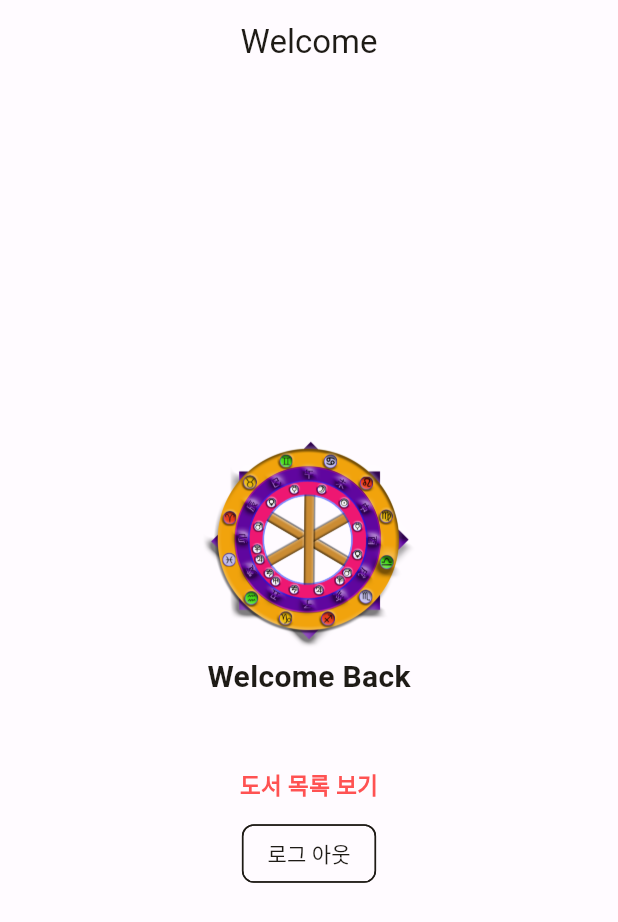
After one commit to paxFortuna/book-list-app, a Flutter app: the HomeScreen screen opened directly, on a phone screen of 412 x 824 dp. The commit adds this screen. Shown: the top 922 px of the screen. Run offline on Flutter 3.47's test engine with Material 2 defaults, Android fonts, the phone set to English and light mode, and no system bars; our stand-ins replace cloud_firestore, firebase_auth, firebase_core, firebase_storage, fluttertoast, google_sign_in and 1 more; accounts and stored records are empty; generated files the repository leaves out were written again; network calls fail.

Commit message:
add: HomeScreen after loing_sueecss, but issue: failed signUp because of null exception of password in fireStore

```diff
--- a/lib/add_book/add_book_screen.dart
+++ b/lib/add_book/add_book_screen.dart
@@ -37,7 +37,8 @@ class _AddBookScreenState extends State<AddBookScreen> {
       appBar: AppBar(
         title: const Text('도서 추가'),
       ),
-      body: Stack(
+      body: SingleChildScrollView(
+        child: Stack(
           children: [
             Column(
               children: [
@@ -116,6 +117,7 @@ class _AddBookScreenState extends State<AddBookScreen> {
               ),
           ],
         ),
+      ),
     );
   }
 }
--- /dev/null
+++ b/lib/home/home_screen.dart
@@ -0,0 +1,103 @@
+import 'package:book_list_app/book_list/book_list_screen.dart';
+import 'package:cloud_firestore/cloud_firestore.dart';
+import 'package:firebase_auth/firebase_auth.dart';
+import 'package:flutter/material.dart';
+import '../login/login_screen.dart';
+import '../model/user_model.dart';
+
+class HomeScreen extends StatefulWidget {
+  const HomeScreen({Key? key}) : super(key: key);
+
+  @override
+  State<HomeScreen> createState() => _HomeScreenState();
+}
+
+class _HomeScreenState extends State<HomeScreen> {
+  User? user = FirebaseAuth.instance.currentUser;
+  UserModel loggedInUser = UserModel();
+
+  @override
+  void initState() {
+    super.initState();
+    FirebaseFirestore.instance
+        .collection("users")
+        .doc(user!.uid)
+        .get()
+        .then((value) {
+      loggedInUser = UserModel.fromJson(value.data()!);
+      setState(() {});
+    });
+  }
+
+  @override
+  Widget build(BuildContext context) {
+    return Scaffold(
+      appBar: AppBar(
+        title: const Text("Welcome"),
+        centerTitle: true,
+      ),
+      body: Center(
+        child: Padding(
+          padding: const EdgeInsets.all(20),
+          child: Column(
+            mainAxisAlignment: MainAxisAlignment.center,
+            crossAxisAlignment: CrossAxisAlignment.center,
+            children: <Widget>[
+              SizedBox(
+                height: 150,
+                child: Image.asset(
+                  "assets/tarotWheel.png",
+                  fit: BoxFit.cover,
+                ),
+              ),
+              const Text(
+                "Welcome Back",
+                style: TextStyle(fontSize: 20, fontWeight: FontWeight.bold),
+              ),
+              const SizedBox(
+                height: 10,
+              ),
+              Text("${loggedInUser.email}",
+                  style: const TextStyle(
+                    color: Colors.black54,
+                    fontWeight: FontWeight.w500,
+                  )),
+              const SizedBox(
+                height: 15,
+              ),
+              const SizedBox(width: 10),
+              GestureDetector(
+                onTap: () {
+                  Navigator.push(
+                      context,
+                      MaterialPageRoute(
+                          builder: (context) => BookListScreen()));
+                },
+                child: const Text(
+                  "도서 목록 보기",
+                  style: TextStyle(
+                      color: Colors.redAccent,
+                      fontWeight: FontWeight.bold,
+                      fontSize: 15),
+                ),
+              ),
+              const SizedBox(height: 10),
+              ActionChip(
+                  label: const Text("로그 아웃"),
+                  onPressed: () {
+                    logout(context);
+                  }),
+            ],
+          ),
+        ),
+      ),
+    );
+  }
+
+  // the logout function
+  Future<void> logout(BuildContext context) async {
+    await FirebaseAuth.instance.signOut();
+    Navigator.of(context).pushReplacement(
+        MaterialPageRoute(builder: (context) => const LoginScreen()));
+  }
+}
--- a/lib/main.dart
+++ b/lib/main.dart
@@ -1,6 +1,5 @@
 import 'package:firebase_core/firebase_core.dart';
 import 'package:flutter/material.dart';
-import 'book_list/book_list_screen.dart';
 import 'color_schemes.g.dart';
 import 'firebase_options.dart';
 import 'root/root_screen.dart';
```
Also changed, not shown: lib/login/login_screen.dart (+34 -37 lines), lib/singup/signup_screen.dart (+9 -10 lines). Lines whose indentation alone changed are shown as unchanged.
